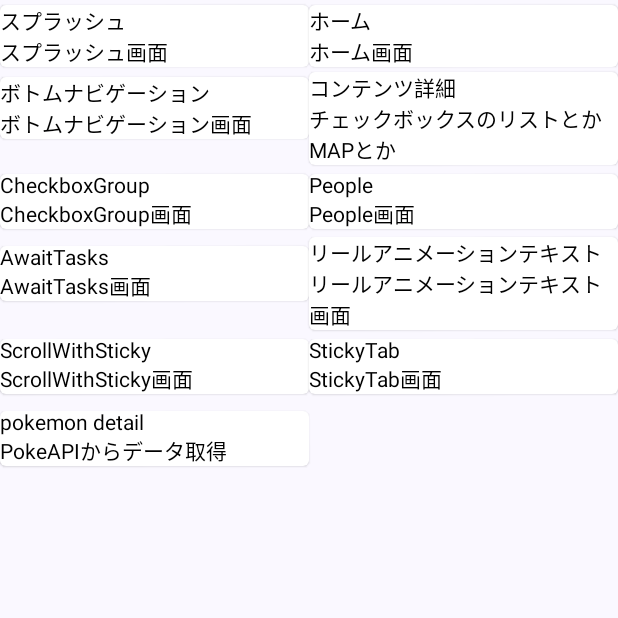
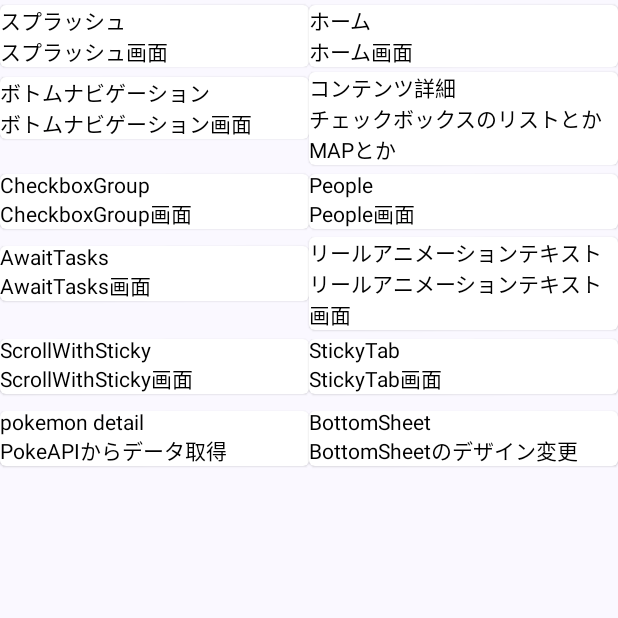
Before and after one commit to mkpn/CompseLearningForRenewal, an Android app built with Jetpack Compose: the screen it shows after launch (MainActivity), on a phone screen of 412 x 824 dp, the top half of it. Run offline under Robolectric (Android 15) with nearby library versions, the phone set to English and light mode, and no system bars; our stand-ins replace Dagger/Hilt's generated code.

Commit message:
四角いボトムシート作りおわた　簡単で助かったぜ・・・

```diff
--- a/app/src/main/java/com/neesan/compselearningforrenewal/presentation/MyApp.kt
+++ b/app/src/main/java/com/neesan/compselearningforrenewal/presentation/MyApp.kt
@@ -10,6 +10,7 @@ import com.neesan.compselearningforrenewal.presentation.AppDestination.*
 import com.neesan.compselearningforrenewal.presentation.awaitTasks.AwaitTasksScreen
 import com.neesan.compselearningforrenewal.presentation.checkboxGroup.CheckboxGroupScreen
 import com.neesan.compselearningforrenewal.presentation.bottomNavigation.BottomNavigationScreen
+import com.neesan.compselearningforrenewal.presentation.bottomSheet.BottomSheetScreen
 import com.neesan.compselearningforrenewal.presentation.content.ContentScreen
 import com.neesan.compselearningforrenewal.presentation.home.HomeScreen
 import com.neesan.compselearningforrenewal.presentation.people.PeopleScreen
@@ -82,6 +83,9 @@ fun MyApp() {
         composable(PokemonDetail.route) {
             PokemonDetailScreen()
         }
+        composable(BottomSheet.route) {
+            BottomSheetScreen()
+        }
     }
 }
 
@@ -96,17 +100,27 @@ sealed class AppDestination(
     val screenName: String,
     val screenDescription: String
 ) {
-    data object Splash : AppDestination(AppDestinations.SPLASH_ROUTE, "スプラッシュ", "スプラッシュ画面")
+    data object Splash :
+        AppDestination(AppDestinations.SPLASH_ROUTE, "スプラッシュ", "スプラッシュ画面")
+
     data object Home : AppDestination(AppDestinations.HOME_ROUTE, "ホーム", "ホーム画面")
 
     /**
      * content idのkeyを追加で持つ
      */
     data class ContentDetail(val contentIdKey: String = AppDestinations.CONTENT_ID_KEY) :
-        AppDestination(AppDestinations.CONTENT_DETAIL_ROUTE, "コンテンツ詳細", "チェックボックスのリストとかMAPとか")
+        AppDestination(
+            AppDestinations.CONTENT_DETAIL_ROUTE,
+            "コンテンツ詳細",
+            "チェックボックスのリストとかMAPとか"
+        )
 
     data object BottomNavigation :
-        AppDestination(AppDestinations.BOTTOM_NAVIGATION_ROUTE, "ボトムナビゲーション", "ボトムナビゲーション画面")
+        AppDestination(
+            AppDestinations.BOTTOM_NAVIGATION_ROUTE,
+            "ボトムナビゲーション",
+            "ボトムナビゲーション画面"
+        )
 
     data object ReelAnimationText : AppDestination(
         AppDestinations.REEL_ANIMATION_TEXT_ROUTE,
@@ -131,7 +145,18 @@ sealed class AppDestination(
         AppDestination(AppDestinations.STICKY_TAB_ROUTE, "StickyTab", "StickyTab画面")
 
     data object PokemonDetail :
-        AppDestination(AppDestinations.POKEMON_DETAIL_ROUTE, "pokemon detail", "PokeAPIからデータ取得")
+        AppDestination(
+            AppDestinations.POKEMON_DETAIL_ROUTE,
+            "pokemon detail",
+            "PokeAPIからデータ取得"
+        )
+
+    data object BottomSheet :
+        AppDestination(
+            AppDestinations.BOTTOM_SHEET_ROUTE,
+            "BottomSheet",
+            "BottomSheetのデザイン変更"
+        )
 
     companion object {
         object AppDestinations {
@@ -147,6 +172,7 @@ sealed class AppDestination(
             const val CONTENT_DETAIL_ROUTE = "content"
             const val CONTENT_ID_KEY = "contentId"
             const val POKEMON_DETAIL_ROUTE = "pokemon_detail"
+            const val BOTTOM_SHEET_ROUTE = "bottom_sheet"
         }
     }
 
--- a/app/src/main/java/com/neesan/compselearningforrenewal/presentation/home/HomeScreen.kt
+++ b/app/src/main/java/com/neesan/compselearningforrenewal/presentation/home/HomeScreen.kt
@@ -31,7 +31,8 @@ fun HomeScreen(onCardClick: (String) -> Unit) {
         ReelAnimationText,
         ScrollWithSticky,
         StickyTab,
-        PokemonDetail
+        PokemonDetail,
+        BottomSheet
     )
     // 2列で表示する
     LazyVerticalGrid(columns = GridCells.Fixed(2)) {
```
Also changed, not shown: app/src/main/java/com/neesan/compselearningforrenewal/presentation/bottomSheet/BottomSheetScreen.kt (added, +68 -0 lines).
